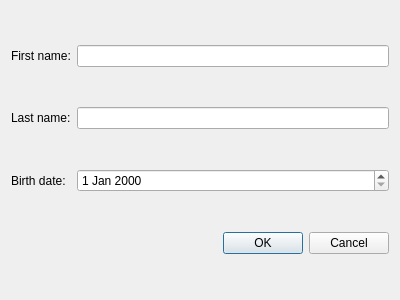
Old version of the form src/tree_view/personupdaterview.ui in the repository mspr/Lucy.
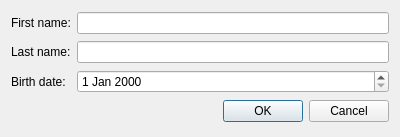
New version of the form.

The edit to the form file:
```diff
--- a/src/tree_view/personupdaterview.ui
+++ b/src/tree_view/personupdaterview.ui
@@ -7,7 +7,7 @@
     <x>0</x>
     <y>0</y>
     <width>400</width>
-    <height>300</height>
+    <height>137</height>
    </rect>
   </property>
   <property name="windowTitle">
```
